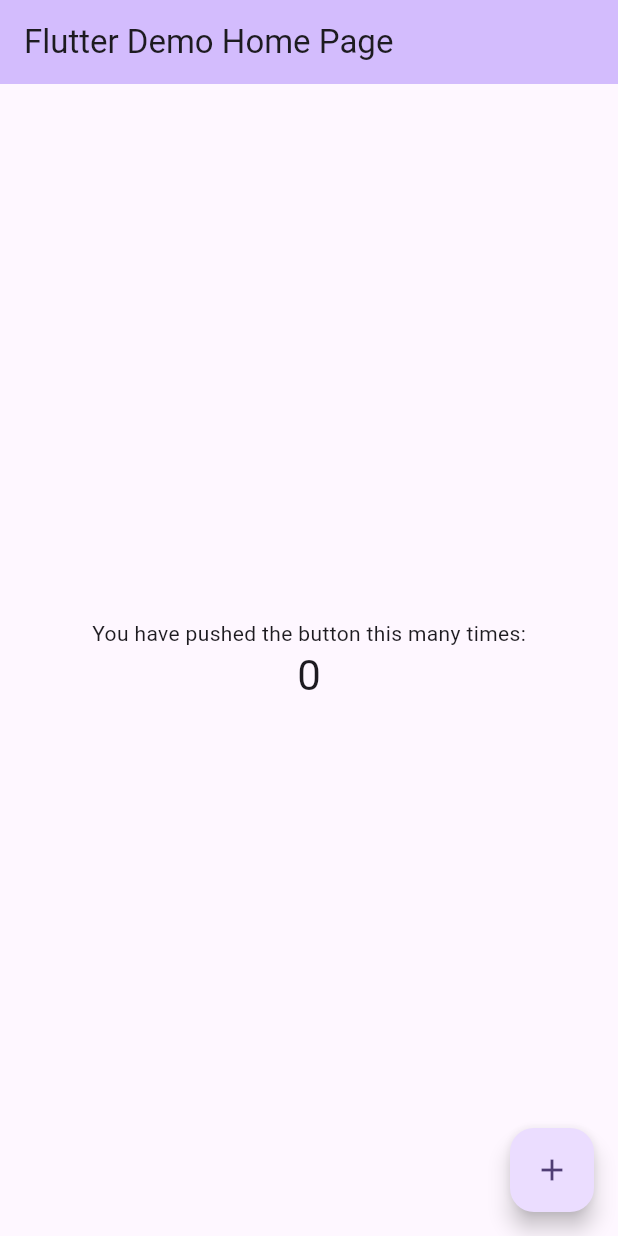
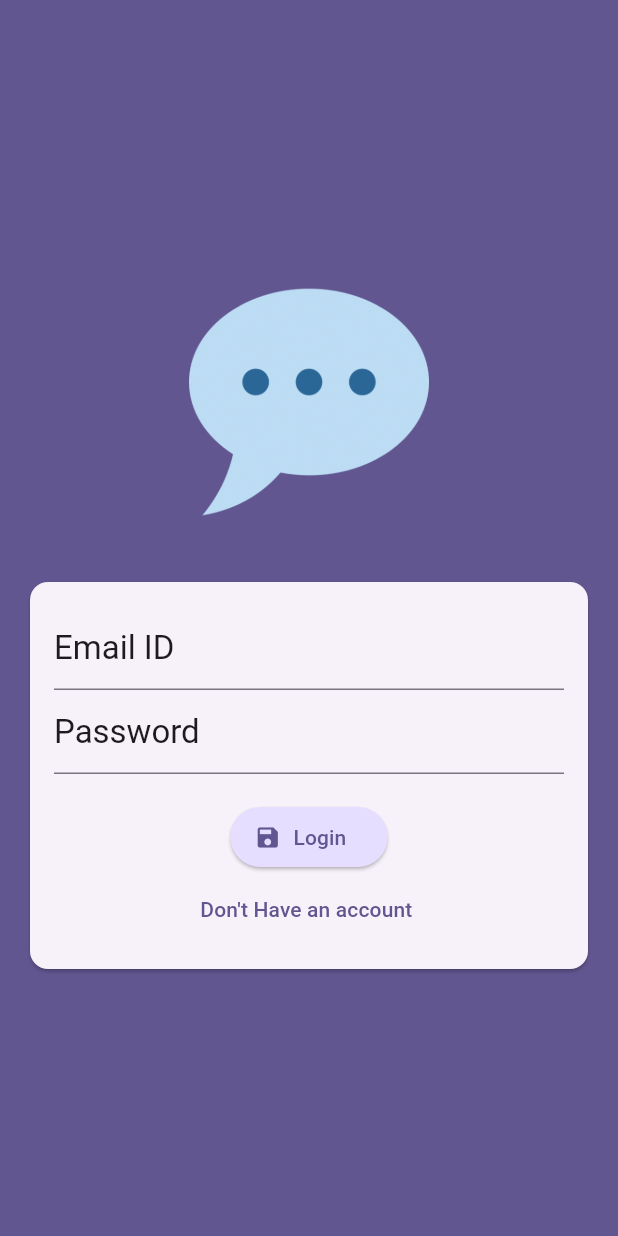
Before and after one commit to Hemonesh-M/chat_app, a Flutter app: the screen it shows after launch, on a phone screen of 412 x 824 dp. Run offline on Flutter 3.47's test engine with Material 3 defaults, Android fonts, the phone set to English and light mode, and no system bars; our stand-ins replace firebase_auth, firebase_core; accounts and stored records are empty.

Commit message:
Firebase
setup and userCreation and login using email and password

```diff
--- a/lib/main.dart
+++ b/lib/main.dart
@@ -1,122 +1,38 @@
+import 'package:chat_app/screens/auth_screen.dart';
+import 'package:chat_app/screens/chat_screen.dart';
+import 'package:firebase_auth/firebase_auth.dart';
 import 'package:flutter/material.dart';
+import 'package:firebase_core/firebase_core.dart';
+import 'firebase_options.dart';
 
-void main() {
-  runApp(const MyApp());
+void main() async {
+  WidgetsFlutterBinding.ensureInitialized();
+  await Firebase.initializeApp(options: DefaultFirebaseOptions.currentPlatform);
+  runApp(const App());
 }
 
-class MyApp extends StatelessWidget {
-  const MyApp({super.key});
+class App extends StatelessWidget {
+  const App({super.key});
 
-  // This widget is the root of your application.
   @override
   Widget build(BuildContext context) {
     return MaterialApp(
-      title: 'Flutter Demo',
-      theme: ThemeData(
-        // This is the theme of your application.
-        //
-        // TRY THIS: Try running your application with "flutter run". You'll see
-        // the application has a purple toolbar. Then, without quitting the app,
-        // try changing the seedColor in the colorScheme below to Colors.green
-        // and then invoke "hot reload" (save your changes or press the "hot
-        // reload" button in a Flutter-supported IDE, or press "r" if you used
-        // the command line to start the app).
-        //
-        // Notice that the counter didn't reset back to zero; the application
-        // state is not lost during the reload. To reset the state, use hot
-        // restart instead.
-        //
-        // This works for code too, not just values: Most code changes can be
-        // tested with just a hot reload.
-        colorScheme: ColorScheme.fromSeed(seedColor: Colors.deepPurple),
+      title: 'FlutterChat',
+      theme: ThemeData().copyWith(
+        colorScheme: ColorScheme.fromSeed(
+          seedColor: const Color.fromARGB(255, 63, 17, 177),
+        ),
       ),
-      home: const MyHomePage(title: 'Flutter Demo Home Page'),
+      home: StreamBuilder(
+        stream: FirebaseAuth.instance.authStateChanges(),
+        builder: (context, snapshot) {
+          if (snapshot.hasData) {
+            return ChatScreen();
+          } else {
+            return Auth();
+          }
+        },
+      ),
     );
   }
 }
-
-class MyHomePage extends StatefulWidget {
-  const MyHomePage({super.key, required this.title});
-
-  // This widget is the home page of your application. It is stateful, meaning
-  // that it has a State object (defined below) that contains fields that affect
-  // how it looks.
-
-  // This class is the configuration for the state. It holds the values (in this
-  // case the title) provided by the parent (in this case the App widget) and
-  // used by the build method of the State. Fields in a Widget subclass are
-  // always marked "final".
-
-  final String title;
-
-  @override
-  State<MyHomePage> createState() => _MyHomePageState();
-}
-
-class _MyHomePageState extends State<MyHomePage> {
-  int _counter = 0;
-
-  void _incrementCounter() {
-    setState(() {
-      // This call to setState tells the Flutter framework that something has
-      // changed in this State, which causes it to rerun the build method below
-      // so that the display can reflect the updated values. If we changed
-      // _counter without calling setState(), then the build method would not be
-      // called again, and so nothing would appear to happen.
-      _counter++;
-    });
-  }
-
-  @override
-  Widget build(BuildContext context) {
-    // This method is rerun every time setState is called, for instance as done
-    // by the _incrementCounter method above.
-    //
-    // The Flutter framework has been optimized to make rerunning build methods
-    // fast, so that you can just rebuild anything that needs updating rather
-    // than having to individually change instances of widgets.
-    return Scaffold(
-      appBar: AppBar(
-        // TRY THIS: Try changing the color here to a specific color (to
-        // Colors.amber, perhaps?) and trigger a hot reload to see the AppBar
-        // change color while the other colors stay the same.
-        backgroundColor: Theme.of(context).colorScheme.inversePrimary,
-        // Here we take the value from the MyHomePage object that was created by
-        // the App.build method, and use it to set our appbar title.
-        title: Text(widget.title),
-      ),
-      body: Center(
-        // Center is a layout widget. It takes a single child and positions it
-        // in the middle of the parent.
-        child: Column(
-          // Column is also a layout widget. It takes a list of children and
-          // arranges them vertically. By default, it sizes itself to fit its
-          // children horizontally, and tries to be as tall as its parent.
-          //
-          // Column has various properties to control how it sizes itself and
-          // how it positions its children. Here we use mainAxisAlignment to
-          // center the children vertically; the main axis here is the vertical
-          // axis because Columns are vertical (the cross axis would be
-          // horizontal).
-          //
-          // TRY THIS: Invoke "debug painting" (choose the "Toggle Debug Paint"
-          // action in the IDE, or press "p" in the console), to see the
-          // wireframe for each widget.
-          mainAxisAlignment: MainAxisAlignment.center,
-          children: <Widget>[
-            const Text('You have pushed the button this many times:'),
-            Text(
-              '$_counter',
-              style: Theme.of(context).textTheme.headlineMedium,
-            ),
-          ],
-        ),
-      ),
-      floatingActionButton: FloatingActionButton(
-        onPressed: _incrementCounter,
-        tooltip: 'Increment',
-        child: const Icon(Icons.add),
-      ), // This trailing comma makes auto-formatting nicer for build methods.
-    );
-  }
-}
--- /dev/null
+++ b/lib/screens/auth_screen.dart
@@ -0,0 +1,166 @@
+// ignore_for_file: use_build_context_synchronously
+
+import 'package:chat_app/screens/chat_screen.dart';
+import 'package:flutter/material.dart';
+import 'package:firebase_auth/firebase_auth.dart';
+
+final _firebase = FirebaseAuth.instance;
+
+class Auth extends StatefulWidget {
+  const Auth({super.key});
+  @override
+  State<Auth> createState() {
+    return _AuthState();
+  }
+}
+
+class _AuthState extends State<Auth> {
+  final _formKey = GlobalKey<FormState>();
+  bool _isLogin = true;
+  String _enteredEmail = "";
+  String _enteredPass = "";
+  void _onSubmit() async {
+    if (!_formKey.currentState!.validate()) {
+      return;
+    }
+    _formKey.currentState!.save();
+    // print(_enteredEmail);
+    // print(_enteredPass);
+    try {
+      if (_isLogin) {
+        final token = await _firebase.signInWithEmailAndPassword(
+          email: _enteredEmail,
+          password: _enteredPass,
+        );
+
+        // Navigator.of(
+        //   context,
+        // ).pushReplacement(MaterialPageRoute(builder: (context) => ChatScreen()));
+        // print(UserCredential);
+      } else {
+        final UserCredentialdata = await _firebase.createUserWithEmailAndPassword(
+          email: _enteredEmail,
+          password: _enteredPass,
+        );
+      }
+    } on FirebaseAuthException catch (error) {
+      if (error.code == "email-already-in-use") {
+        // try to log in
+      }
+      if (!context.mounted) {
+        return;
+      }
+      ScaffoldMessenger.of(context).clearSnackBars();
+      ScaffoldMessenger.of(context).showSnackBar(
+        SnackBar(content: Text(error.message ?? "Authentication Failed")),
+      );
+    }
+  }
+
+  @override
+  Widget build(BuildContext context) {
+    return Scaffold(
+      backgroundColor: Theme.of(context).colorScheme.primary,
+      body: Center(
+        child: SingleChildScrollView(
+          child: Column(
+            children: [
+              Container(
+                padding: EdgeInsets.only(
+                  top: 30,
+                  bottom: 20,
+                  right: 20,
+                  left: 20,
+                ),
+                width: 200,
+                child: Image.asset("assets/images/chat.png"),
+              ),
+              Card(
+                margin: EdgeInsets.all(20),
+                child: SingleChildScrollView(
+                  padding: EdgeInsets.all(16),
+                  child: Form(
+                    key: _formKey,
+                    child: Column(
+                      // mainAxisSize: MainAxisSize.min,
+                      children: [
+                        TextFormField(
+                          decoration: InputDecoration(
+                            hintText: "abc@gmail.com",
+                            // helperText: "abc@gmail.com",
+                            label: Text(
+                              "Email ID",
+                              style: Theme.of(context).textTheme.titleLarge,
+                            ),
+                          ),
+                          // initialValue: "abc@gmail.com",
+                          autocorrect: false,
+                          textCapitalization: TextCapitalization.none,
+                          keyboardType: TextInputType.emailAddress,
+                          onSaved: (newValue) {
+                            _enteredEmail = newValue!;
+                          },
+                          validator: (value) {
+                            if (value == null ||
+                                value.trim().isEmpty ||
+                                !value.contains("@")) {
+                              return "Please Enter a Valid Email Address";
+                            } else {
+                              return null;
+                            }
+                          },
+                        ),
+                        TextFormField(
+                          decoration: InputDecoration(
+                            label: Text(
+                              "Password ",
+                              style: Theme.of(context).textTheme.titleLarge,
+                            ),
+                          ),
+                          // initialValue: "Doesy123@",
+                          onSaved: (newValue) {
+                            _enteredPass = newValue!;
+                          },
+                          validator: (value) {
+                            if (value == null || value.trim().length < 8) {
+                              return "Length Should be more than 8 characters";
+                            } else {
+                              return null;
+                            }
+                          },
+                          obscureText: true,
+                        ),
+                        SizedBox(height: 18),
+                        ElevatedButton.icon(
+                          onPressed: _onSubmit,
+                          label: Text(_isLogin ? "Login " : "Sign Up"),
+                          icon: Icon(Icons.save),
+                          style: ElevatedButton.styleFrom(
+                            backgroundColor:
+                                Theme.of(context).colorScheme.primaryContainer,
+                          ),
+                        ),
+                        TextButton(
+                          onPressed: () {
+                            setState(() {
+                              _isLogin = !_isLogin;
+                            });
+                          },
+                          child: Text(
+                            _isLogin
+                                ? "Don't Have an account "
+                                : "Already Have an account",
+                          ),
+                        ),
+                      ],
+                    ),
+                  ),
+                ),
+              ),
+            ],
+          ),
+        ),
+      ),
+    );
+  }
+}
--- a/pubspec.yaml
+++ b/pubspec.yaml
@@ -34,6 +34,8 @@ dependencies:
   # The following adds the Cupertino Icons font to your application.
   # Use with the CupertinoIcons class for iOS style icons.
   cupertino_icons: ^1.0.8
+  firebase_core: ^3.12.1
+  firebase_auth: ^5.5.1
 
 dev_dependencies:
   flutter_test:
@@ -58,8 +60,8 @@ flutter:
   uses-material-design: true
 
   # To add assets to your application, add an assets section, like this:
-  # assets:
-  #   - images/a_dot_burr.jpeg
+  assets:
+    - assets/images/chat.png
   #   - images/a_dot_ham.jpeg
 
   # An image asset can refer to one or more resolution-specific "variants", see
```
Also changed, not shown: lib/screens/chat_screen.dart (added, +17 -0 lines), assets/images/chat.png (added), firebase.json (added), lib/firebase_options.dart (added), pubspec.lock, 9 other files.
